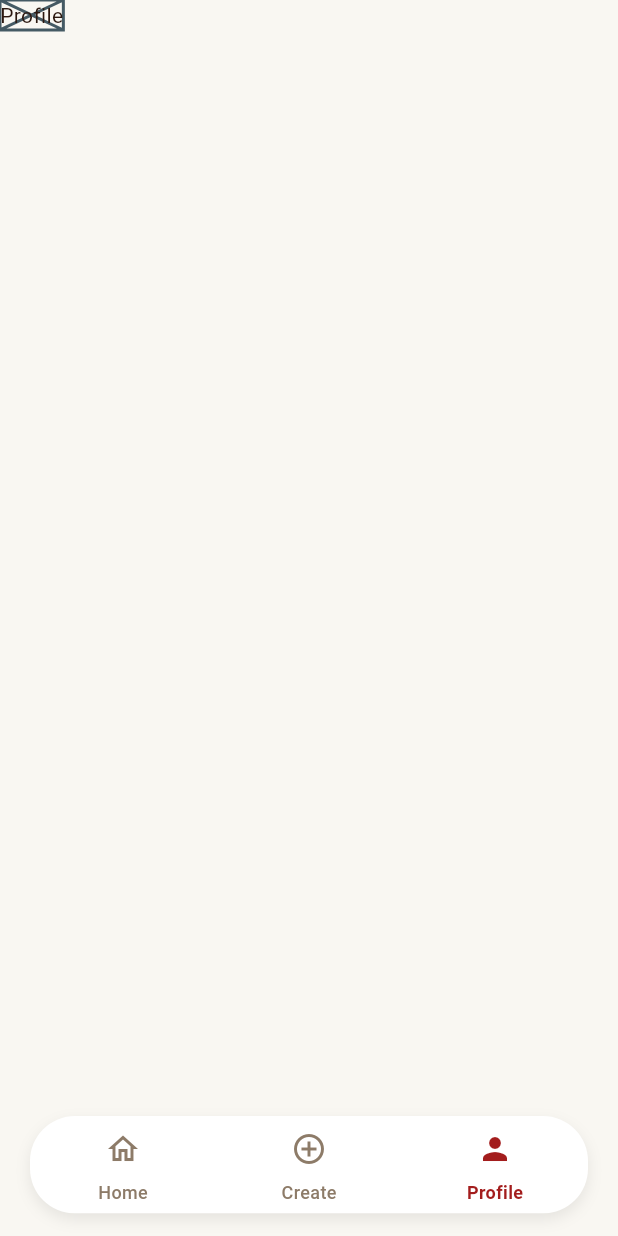
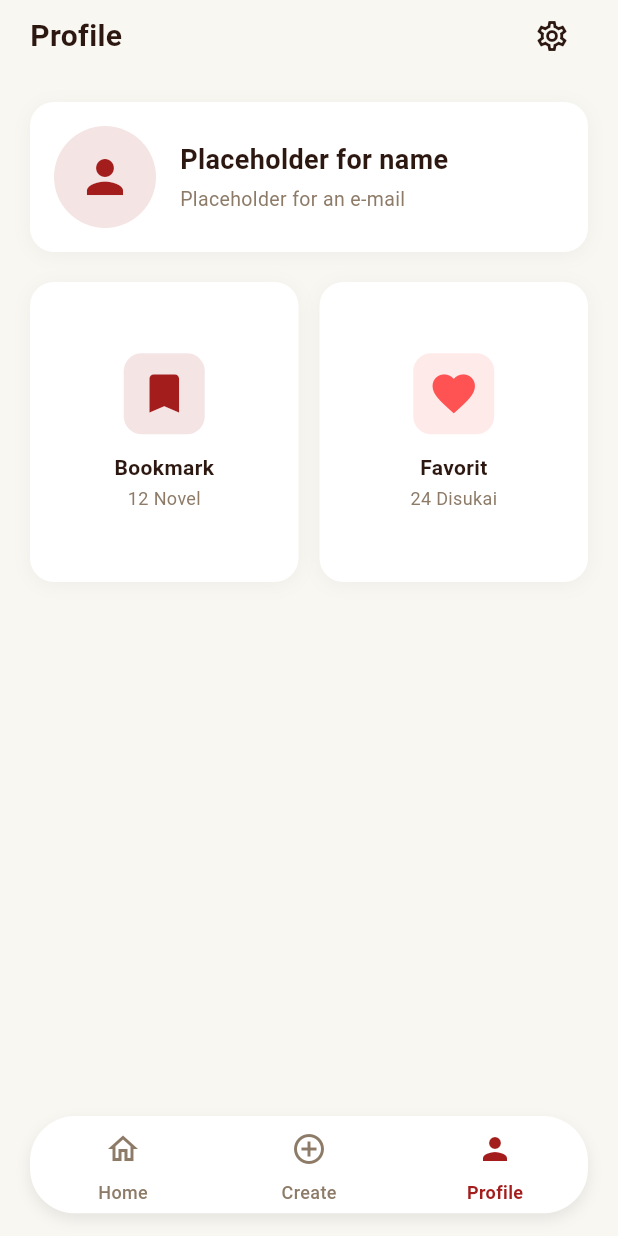
Before and after one commit to Coxtels/InfiniteVerse, a Flutter app: the screen it shows after launch, item 3 of the bottom bar chosen, on a phone screen of 412 x 824 dp. Run offline on Flutter 3.47's test engine with Material 3 defaults, Android fonts, the phone set to English and light mode, and no system bars; our stand-ins replace cached_network_image, font_awesome_flutter; network calls fail.

Commit message:
feat(profile): implement profile page and action cards

```diff
--- a/lib/pages/main_page.dart
+++ b/lib/pages/main_page.dart
@@ -1,5 +1,6 @@
 import 'package:flutter/material.dart';
 import 'package:infinite_verse/pages/home_page.dart';
+import 'package:infinite_verse/pages/profile_page.dart';
 import 'package:infinite_verse/widgets/globals/custom_navbar.dart';
 
 class MainPage extends StatefulWidget {
@@ -15,7 +16,7 @@ class _MainPageState extends State<MainPage> {
   final List<Widget> _pages = const [
     HomePage(),
     Placeholder(child: Text("Create Novel & Character")),
-    Placeholder(child: Text("Profile")),
+    ProfilePage(),
   ];
 
   @override
--- /dev/null
+++ b/lib/pages/profile_page.dart
@@ -0,0 +1,143 @@
+import 'package:flutter/material.dart';
+import 'package:infinite_verse/widgets/cards/profile_action_card.dart';
+
+class ProfilePage extends StatelessWidget {
+  const ProfilePage({super.key});
+
+  @override
+  Widget build(BuildContext context) {
+    final theme = Theme.of(context);
+    final colorScheme = theme.colorScheme;
+
+    return Scaffold(
+      body: SafeArea(
+        child: SingleChildScrollView(
+          padding: const EdgeInsets.symmetric(horizontal: 20.0),
+          child: Column(
+            crossAxisAlignment: CrossAxisAlignment.start,
+            children: [
+              // 1. Header Minimalis (Tanpa AppBar)
+              Row(
+                mainAxisAlignment: MainAxisAlignment.spaceBetween,
+                children: [
+                  Text(
+                    "Profile",
+                    style: TextStyle(
+                      fontSize: 20,
+                      fontWeight: FontWeight.w700,
+                      color: colorScheme.onSurface,
+                    ),
+                  ),
+                  IconButton(
+                    onPressed: () {
+                      // Aksi pengaturan
+                    },
+                    icon: Icon(
+                      Icons.settings_outlined,
+                      color: colorScheme.onSurface,
+                    ),
+                  ),
+                ],
+              ),
+              const SizedBox(height: 20),
+
+              // 2. Info Profil Pengguna
+              Container(
+                padding: const EdgeInsets.all(16.0),
+                decoration: BoxDecoration(
+                  color: colorScheme.surface,
+                  borderRadius: BorderRadius.circular(16.0),
+                  boxShadow: [
+                    BoxShadow(
+                      color: Colors.black.withValues(alpha: 0.04),
+                      blurRadius: 10,
+                      offset: const Offset(0, 2),
+                    ),
+                  ],
+                ),
+                child: Row(
+                  children: [
+                    CircleAvatar(
+                      radius: 34,
+                      backgroundColor: colorScheme.primary.withValues(
+                        alpha: 0.12,
+                      ),
+                      child: Icon(
+                        Icons.person,
+                        size: 36,
+                        color: colorScheme.primary,
+                      ),
+                    ),
+                    const SizedBox(width: 16),
+                    Expanded(
+                      child: Column(
+                        crossAxisAlignment: CrossAxisAlignment.start,
+                        children: [
+                          Text(
+                            "Placeholder for name",
+                            style: TextStyle(
+                              fontSize: 18,
+                              fontWeight: FontWeight.w700,
+                              color: colorScheme.onSurface,
+                            ),
+                          ),
+                          const SizedBox(height: 4),
+                          Text(
+                            "Placeholder for an e-mail",
+                            style: TextStyle(
+                              fontSize: 13,
+                              color: colorScheme.onSurfaceVariant,
+                            ),
+                          ),
+                        ],
+                      ),
+                    ),
+                  ],
+                ),
+              ),
+              const SizedBox(height: 20),
+
+              // 3. SizedBox yang menyimpan dua card: Bookmark & Like/Favorit
+              SizedBox(
+                height: 200,
+                child: Row(
+                  children: [
+                    // Card Bookmark
+                    Expanded(
+                      child: ProfileActionCard(
+                        title: "Bookmark",
+                        count: "12 Novel",
+                        icon: Icons.bookmark,
+                        iconColor: colorScheme.primary,
+                        onTap: () {
+                          // Navigasi atau filter bookmark
+                        },
+                      ),
+                    ),
+                    const SizedBox(width: 14),
+
+                    // Card Like / Favorite
+                    Expanded(
+                      child: ProfileActionCard(
+                        title: "Favorit",
+                        count: "24 Disukai",
+                        icon: Icons.favorite,
+                        iconColor: Colors.redAccent,
+                        onTap: () {
+                          // Navigasi atau filter favorit
+                        },
+                      ),
+                    ),
+                  ],
+                ),
+              ),
+
+              // Spasi bawah agar konten tidak tertutup oleh floating navbar
+              const SizedBox(height: 100),
+            ],
+          ),
+        ),
+      ),
+    );
+  }
+}
--- /dev/null
+++ b/lib/widgets/cards/profile_action_card.dart
@@ -0,0 +1,84 @@
+import 'package:flutter/material.dart';
+
+class ProfileActionCard extends StatelessWidget {
+  final String title;
+  final String count;
+  final IconData icon;
+  final Color iconColor;
+  final VoidCallback onTap;
+
+  const ProfileActionCard({
+    super.key,
+    required this.title,
+    required this.count,
+    required this.icon,
+    required this.iconColor,
+    required this.onTap,
+  });
+
+  @override
+  Widget build(BuildContext context) {
+    final colorScheme = Theme.of(context).colorScheme;
+
+    return Container(
+      decoration: BoxDecoration(
+        color: colorScheme.surface,
+        borderRadius: BorderRadius.circular(16.0),
+        boxShadow: [
+          BoxShadow(
+            color: Colors.black.withValues(alpha: 0.04),
+            blurRadius: 10,
+            offset: const Offset(0, 2),
+          ),
+        ],
+      ),
+      child: Material(
+        color: Colors.transparent,
+        borderRadius: BorderRadius.circular(16.0),
+        child: InkWell(
+          onTap: onTap,
+          borderRadius: BorderRadius.circular(16.0),
+          child: Padding(
+            padding: const EdgeInsets.symmetric(horizontal: 14.0, vertical: 12.0),
+            child: Column(
+              crossAxisAlignment: CrossAxisAlignment.center,
+              mainAxisAlignment: MainAxisAlignment.center,
+              children: [
+                Container(
+                  width: 54,
+                  height: 54,
+                  decoration: BoxDecoration(
+                    color: iconColor.withValues(alpha: 0.12),
+                    borderRadius: BorderRadius.circular(12.0),
+                  ),
+                  child: Icon(icon, color: iconColor, size: 34),
+                ),
+                const SizedBox(height: 12),
+                Column(
+                  children: [
+                    Text(
+                      title,
+                      style: TextStyle(
+                        fontSize: 14,
+                        fontWeight: FontWeight.w700,
+                        color: colorScheme.onSurface,
+                      ),
+                    ),
+                    const SizedBox(height: 2),
+                    Text(
+                      count,
+                      style: TextStyle(
+                        fontSize: 12,
+                        color: colorScheme.onSurfaceVariant,
+                      ),
+                    ),
+                  ],
+                ),
+              ],
+            ),
+          ),
+        ),
+      ),
+    );
+  }
+}
```
